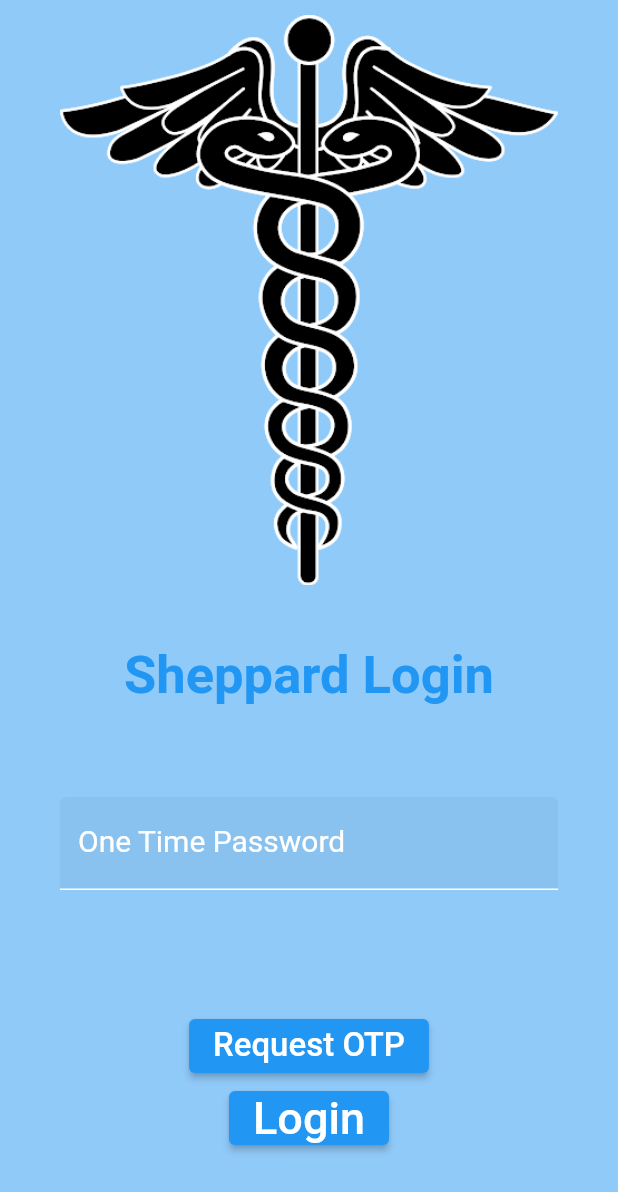
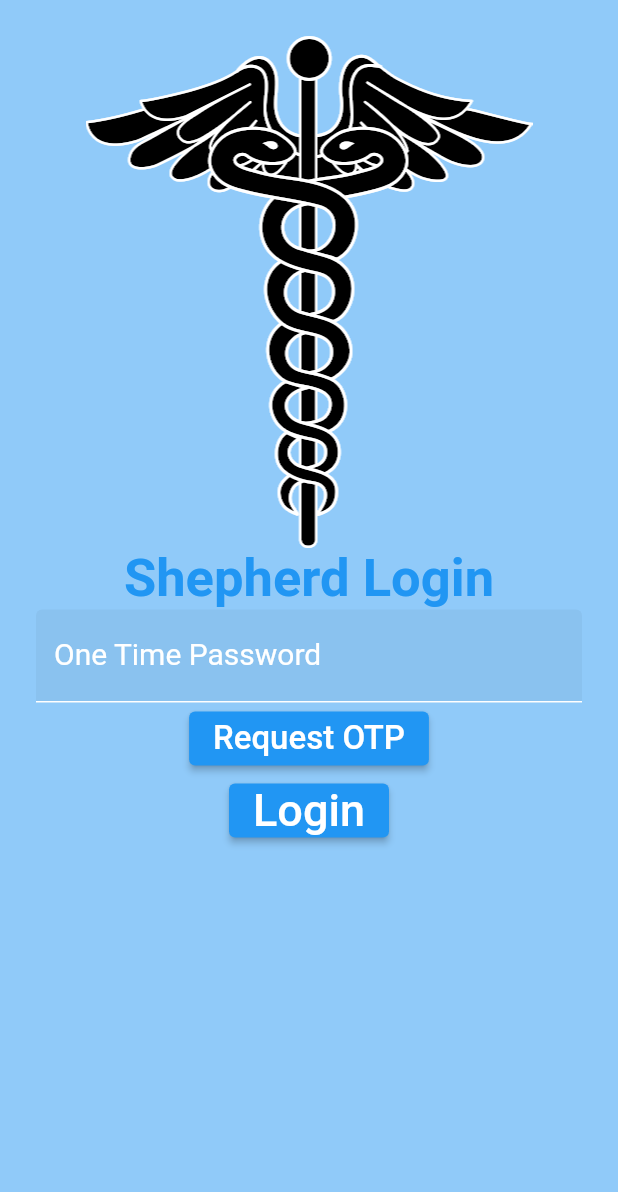
Before and after one commit to oatleals/ShepherdUI, a Flutter app: the LoginPageOTP screen opened by its route, on a phone screen of 412 x 824 dp. Shown: the top 1192 px of the screen. Run offline on Flutter 3.47's test engine with Material 2 defaults, Android fonts, the phone set to English and light mode, and no system bars; our stand-ins replace connectivity, location, shared_preferences, sqflite; missing offline and left inert: multiselect_formfield; accounts and stored records are empty.

Commit message:
ui changes for login page otp

```diff
--- a/shepherd/lib/UI/LoginPage.dart
+++ b/shepherd/lib/UI/LoginPage.dart
@@ -1,3 +1,4 @@
+import 'package:flutter/gestures.dart';
 import 'package:flutter/material.dart';
 import 'package:shared_preferences/shared_preferences.dart';
 import 'package:shepherd/UI/common.dart';
@@ -18,10 +19,11 @@ class _LoginPageState extends State<LoginPage> {
 
     return Scaffold(
       backgroundColor: Colors.blue[200], //Colors.blue[200]
-      resizeToAvoidBottomInset: false,
-      body: SafeArea(
+      body: SingleChildScrollView(
+        dragStartBehavior: DragStartBehavior.down,
         child: Padding(
           padding: const EdgeInsets.all(24.0),
+          child: Center(
             child: Column(
               mainAxisAlignment: MainAxisAlignment.spaceBetween,
               crossAxisAlignment: CrossAxisAlignment.center,
@@ -30,7 +32,7 @@ class _LoginPageState extends State<LoginPage> {
                   children: <Widget>[
                     Image.asset('assets/logo.png', scale: 1.5,),
                     Text(
-                    'Sheppard Login',
+                      'Shepherd Login',
                       style: TextStyle(
                           fontSize: 35,
                           color: Colors.blue,
@@ -90,6 +92,7 @@ class _LoginPageState extends State<LoginPage> {
             ),
           ),
         ),
+      ),
     );
   }
 }
--- a/shepherd/lib/UI/LoginPageOTP.dart
+++ b/shepherd/lib/UI/LoginPageOTP.dart
@@ -1,3 +1,4 @@
+import 'package:flutter/gestures.dart';
 import 'package:flutter/material.dart';
 import 'package:shared_preferences/shared_preferences.dart';
 import 'package:shepherd/UI/common.dart';
@@ -16,17 +17,18 @@ class _LoginPageOTPState extends State<LoginPageOTP> {
     final otpTextEditingController = TextEditingController();
     return Scaffold(
       backgroundColor: Colors.blue[200], //Colors.blue[200]
-      body: SafeArea(
-        child: ListView(
-          padding: EdgeInsets.symmetric(horizontal: 40.0),
+      body: SingleChildScrollView(
+        padding:EdgeInsets.all(24.0) ,
+        dragStartBehavior: DragStartBehavior.down,
+        child: SafeArea(
+          child: Column(
+            mainAxisAlignment: MainAxisAlignment.spaceBetween,
             children: <Widget>[
               Column(
                 children: <Widget>[
-                SizedBox(height: 10), //this moves the logo up or down
-                Image.asset('assets/logo.png'),
-                SizedBox(height: 40),
+                  Image.asset('assets/logo.png', scale: 1.5),
                   Text(
-                  'Sheppard Login',
+                    'Shepherd Login',
                     style: TextStyle(
                         fontSize: 35,
                         color: Colors.blue,
@@ -34,7 +36,6 @@ class _LoginPageOTPState extends State<LoginPageOTP> {
                   )
                 ],
               ),
-            SizedBox(height: 60.0),
               TextField(
                 controller: otpTextEditingController,
                 decoration: InputDecoration(
@@ -42,8 +43,6 @@ class _LoginPageOTPState extends State<LoginPageOTP> {
                     labelStyle: TextStyle(fontSize: 20),
                     filled: true),
               ),
-            SizedBox(height: 60.0),
-            SizedBox(height: 20),
               Column(
                 children: <Widget>[
                   ButtonTheme(
@@ -100,6 +99,7 @@ class _LoginPageOTPState extends State<LoginPageOTP> {
             ],
           ),
         ),
+      ),
     );
   }
 }
```
Also changed, not shown: shepherd/lib/common/errors.dart (renamed from shepherd/lib/errors.dart). Lines whose indentation alone changed are shown as unchanged.
